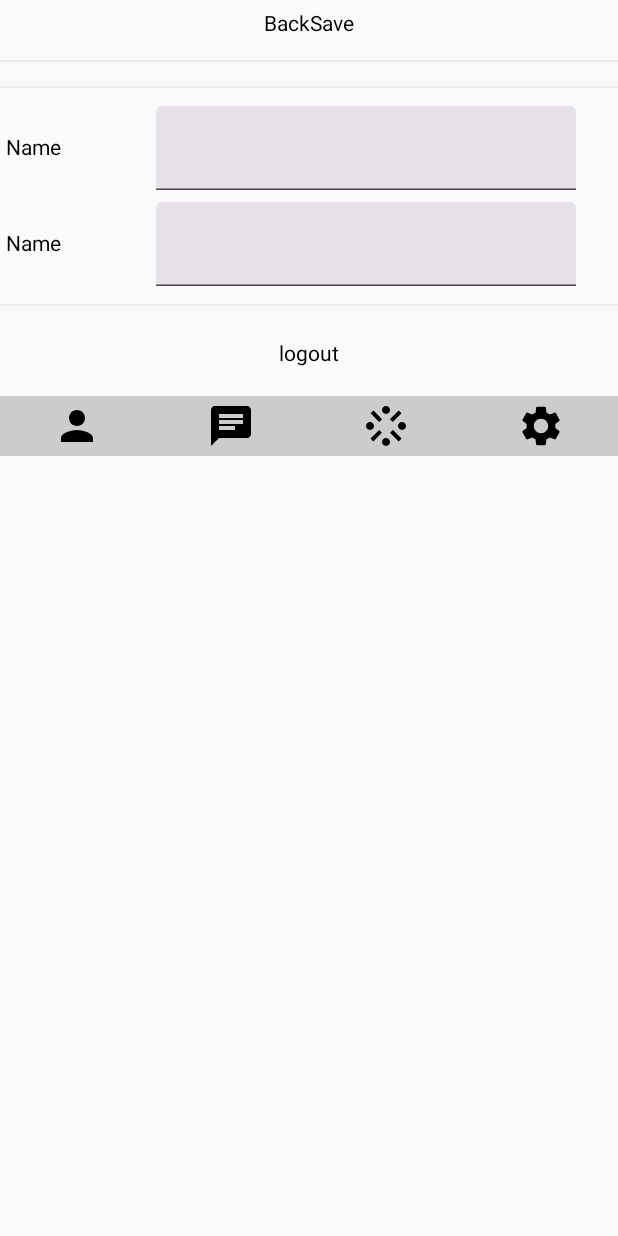
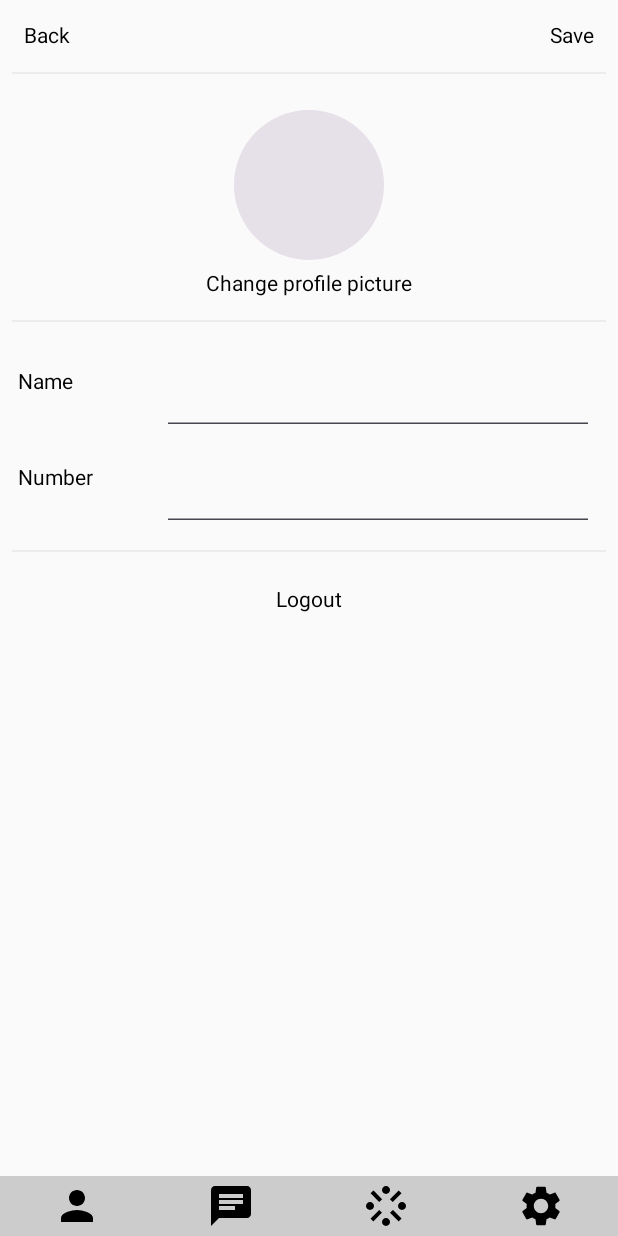
Before and after one commit to ataberkvarol/Whatsapp, an Android app built with Jetpack Compose: the ProfileScreen screen opened through its navigation route, after a tap on "Save", on a phone screen of 412 x 824 dp. Run offline under Robolectric (Android 15) with nearby library versions, the phone set to English and light mode, and no system bars; our stand-ins replace Dagger/Hilt's generated code, Firebase (no records; nobody signed in at launch, a user with empty details on screens opened directly); libraries missing offline, so code that uses them is left out: org.checkerframework.common.

Commit message:
profil ekranı 1. düzenlenme

```diff
--- a/app/src/main/java/com/example/whatsapp/CViewModel.kt
+++ b/app/src/main/java/com/example/whatsapp/CViewModel.kt
@@ -227,14 +227,19 @@ class CViewModel @Inject constructor(val auth:FirebaseAuth, val db: FirebaseFire
         )
         db.collection(COLLECTION_STATUS).document().set(newStatus)
     }
-    private fun uploadProfileImage(uri: Uri) {
+    fun uploadProfileImage(uri: Uri) {
        uploadImage(uri){
            createOrUpdateProfile(imageUrl = "url")//fixme
        }
     }
-    private fun uploadImage(uri: Uri, function: () -> Unit) {
+     fun uploadImage(uri: Uri, function: () -> Unit) {
         TODO("Not yet implemented")
     }
+
+    fun updateProfileData(name: String,number: String){
+        createOrUpdateProfile(name, number)
+    }
+
     fun onAddChat(number: String){
         if (number.isEmpty() || !number.isDigitsOnly())
             handleException(customMessage = "number must contain only digits")
--- a/app/src/main/java/com/example/whatsapp/MainActivity.kt
+++ b/app/src/main/java/com/example/whatsapp/MainActivity.kt
@@ -24,12 +24,12 @@ import com.example.whatsapp.ui.theme.SignupScreen
 import com.example.whatsapp.ui.theme.WhatsappTheme
 import com.example.whatsapp.ui.theme.loginScreen
 import com.example.whatsapp.ui.theme.personalChatScreen
-import com.example.whatsapp.ui.theme.profileScreen
+import com.example.whatsapp.ui.theme.ProfileScreen
 import com.example.whatsapp.ui.theme.resetPassword
 import com.example.whatsapp.ui.theme.settingsScreen
 import dagger.hilt.android.AndroidEntryPoint
 
-
+/*TODO: status ekranını düzenle */
 sealed class DestinationScreen(val route: String){
 
     object Signup : DestinationScreen("signup")
@@ -77,7 +77,7 @@ fun ChatAppNavigation() {
 
         }
         composable(DestinationScreen.ProfileScreen.route){
-            profileScreen( navController, vm)
+            ProfileScreen( navController, vm)
         }
         composable(DestinationScreen.StatusListScreen.route){
             StatusListScreen(navController = navController, vm = vm)
--- a/app/src/main/java/com/example/whatsapp/ui/theme/ProfileScreen.kt
+++ b/app/src/main/java/com/example/whatsapp/ui/theme/ProfileScreen.kt
@@ -1,20 +1,31 @@
 package com.example.whatsapp.ui.theme
 
+import CommonImage
+import android.net.Uri
 import android.util.Log
+import androidx.activity.compose.rememberLauncherForActivityResult
+import androidx.activity.result.contract.ActivityResultContracts
 import androidx.compose.foundation.clickable
 import androidx.compose.foundation.layout.Arrangement
+import androidx.compose.foundation.layout.Box
 import androidx.compose.foundation.layout.Column
+import androidx.compose.foundation.layout.IntrinsicSize
 import androidx.compose.foundation.layout.Row
 import androidx.compose.foundation.layout.fillMaxSize
 import androidx.compose.foundation.layout.fillMaxWidth
+import androidx.compose.foundation.layout.height
 import androidx.compose.foundation.layout.padding
+import androidx.compose.foundation.layout.size
 import androidx.compose.foundation.layout.width
 import androidx.compose.foundation.rememberScrollState
+import androidx.compose.foundation.shape.CircleShape
 import androidx.compose.foundation.verticalScroll
+import androidx.compose.material3.Card
 import androidx.compose.material3.ExperimentalMaterial3Api
 import androidx.compose.material3.Text
 import androidx.compose.material3.TextField
 import androidx.compose.material3.TextFieldColors
+import androidx.compose.material3.TextFieldDefaults
 import androidx.compose.runtime.Composable
 import androidx.compose.runtime.getValue
 import androidx.compose.runtime.mutableStateOf
@@ -32,15 +43,18 @@ import com.example.whatsapp.DestinationScreen
 import com.example.whatsapp.navigateTo
 import kotlin.math.log
 
+/*TODO: status ekranını için düzenleme yap */
 @Composable
-fun profileScreen (navController: NavController, vm:CViewModel){
+fun ProfileScreen(navController: NavController, vm: CViewModel) {
     val inProgress = vm.inProgress.value
-    if (inProgress)
-       // CommonProgressSpinner()
-    else{
+    if (inProgress) {
+        //CommonProgressSpinner()
+    } else {
         val userData = vm.userData.value
-        var name by rememberSaveable{ mutableStateOf(userData?.name ?:"") }
-        var number by rememberSaveable{ mutableStateOf(userData?.number ?:"") }
+        var name by rememberSaveable { mutableStateOf(userData?.name ?: "") }
+        var number by rememberSaveable { mutableStateOf(userData?.number ?: "") }
+        //var status by rememberSaveable { mutableStateOf(userData?.status ?: "") }
+
         val scrollState = rememberScrollState()
         val focus = LocalFocusManager.current
 
@@ -53,21 +67,23 @@ fun profileScreen (navController: NavController, vm:CViewModel){
                 vm = vm,
                 name = name,
                 number = number,
-                onNameChange = {name = it},
-                onNumberChange = {number = it},
+                // status = status,
+                onNameChange = { name = it },
+                onNumberChange = { number = it },
+                // onStatusChange = { status = it },
                 onSave = {
-                    focus.clearFocus(force = true)
+                    focus.clearFocus(true)
+                    vm.updateProfileData(name, number)
                 },
                 onBack = {
-                    focus.clearFocus(force = true)
-                    navigateTo(navController,DestinationScreen.ChatListScreen.route)
+                    focus.clearFocus(true)
+                    navigateTo(navController, DestinationScreen.ChatListScreen.route)
                 },
                 onLogout = {
                     vm.onLogout()
-                  //  focus.clearFocus(force = true)
-                    navigateTo(navController,DestinationScreen.Login.route)
-                }
-            )
+                    navigateTo(navController, DestinationScreen.Login.route)
+                })
+
             BottomNavigationMenu(
                 selectedItem = BottomNavigation.PROFILE,
                 navController = navController
@@ -75,60 +91,149 @@ fun profileScreen (navController: NavController, vm:CViewModel){
         }
     }
 }
-/*
-@Composable
-fun CommonProgressSpinner() {
-    TODO("Not yet implemented")
-}
-
- */
 
 @OptIn(ExperimentalMaterial3Api::class)
 @Composable
-// ilk açılış noktası burası bunun olmaması gerekir
-fun ProfileContent(modifier:Modifier, vm:CViewModel,name:String,number:String,onNameChange:(String) -> Unit, onNumberChange:(String) -> Unit,onSave:()-> Unit, onBack: ()-> Unit, onLogout: () -> Unit ) {
+fun ProfileContent(
+    modifier: Modifier,
+    vm: CViewModel,
+    name: String,
+    number: String,
+    //status: String,
+    onNameChange: (String) -> Unit,
+    onNumberChange: (String) -> Unit,
+    //onStatusChange: (String) -> Unit,
+    onSave: () -> Unit,
+    onBack: () -> Unit,
+    onLogout: () -> Unit
+) {
+    val imageUrl = vm.userData.value?.imageUrl
 
-    Column(modifier = Modifier) {
+    Column(modifier = modifier) {
         Row(
             modifier = Modifier
                 .fillMaxWidth()
                 .padding(8.dp),
-            horizontalArrangement = Arrangement.Center
+            horizontalArrangement = Arrangement.SpaceBetween
         ) {
             Text(text = "Back", modifier = Modifier.clickable { onBack.invoke() })
             Text(text = "Save", modifier = Modifier.clickable { onSave.invoke() })
         }
+
         CommonDivider()
-       // ProfileImage()
+
+        ProfileImage(imageUrl = imageUrl, vm = vm)
+
         CommonDivider()
+
         Row(
             modifier = Modifier
                 .fillMaxWidth()
-                .padding(4.dp), verticalAlignment = Alignment.CenterVertically
+                .padding(4.dp),
+            verticalAlignment = Alignment.CenterVertically
+        ) {
+            Text(text = "Name", modifier = Modifier.width(100.dp))
+            TextField(
+                value = name,
+                onValueChange = onNameChange,
+                colors = TextFieldDefaults.textFieldColors(
+                    textColor = Color.Black,
+                    containerColor = Color.Transparent
                 )
-        {
-            Text(text = "Name", modifier = Modifier.width(100.dp))
-            TextField(value = name, onValueChange = onNameChange)
+            )
         }
-    }
+
         Row(
             modifier = Modifier
                 .fillMaxWidth()
-            .padding(4.dp), verticalAlignment = Alignment.CenterVertically
+                .padding(4.dp),
+            verticalAlignment = Alignment.CenterVertically
         ) {
-        Text(text = "Name", modifier = Modifier.width(100.dp))
-        TextField(value = number, onValueChange = onNumberChange)
+            Text(text = "Number", modifier = Modifier.width(100.dp))
+            TextField(
+                value = number,
+                onValueChange = onNumberChange,
+                colors = TextFieldDefaults.textFieldColors(
+                    textColor = Color.Black,
+                    containerColor = Color.Transparent
+                )
+            )
         }
+
+        Row(
+            modifier = Modifier
+                .fillMaxWidth()
+                .padding(4.dp),
+            verticalAlignment = Alignment.CenterVertically
+        ) {
+            /*
+            Text(text = "Status", modifier = Modifier.width(100.dp))
+            TextField(
+                 value = status,
+                onValueChange = onStatusChange,
+                modifier = Modifier
+                    .height(150.dp),
+                colors = TextFieldDefaults.textFieldColors(
+                    textColor = Color.Black,
+                    containerColor = Color.Transparent
+                ),
+                singleLine = false
+            )
+
+             */
+        }
+
         CommonDivider()
+
         Row(
             modifier = Modifier
                 .fillMaxWidth()
                 .padding(16.dp),
             horizontalArrangement = Arrangement.Center
         ) {
-        Text(text = "logout", modifier = Modifier.clickable { onLogout.invoke() })
+            Text(text = "Logout", modifier = Modifier.clickable { onLogout.invoke() })
         }
-    @Composable
-    fun ProfileImage() {
+
     }
 }
+
+@Composable
+fun ProfileImage(imageUrl: String?, vm: CViewModel) {
+
+    val launcher = rememberLauncherForActivityResult(
+        contract = ActivityResultContracts.GetContent(),
+    ) { uri: Uri? ->
+        uri?.let {
+            vm.uploadProfileImage(uri)
+        }
+    }
+
+    Box(modifier = Modifier.height(IntrinsicSize.Min)) {
+        Column(
+            modifier = Modifier
+                .padding(8.dp)
+                .fillMaxWidth()
+                .clickable {
+                    launcher.launch("image/*")
+                },
+            horizontalAlignment = Alignment.CenterHorizontally
+        ) {
+            Card(
+                shape = CircleShape, modifier = Modifier
+                    .padding(8.dp)
+                    .size(100.dp)
+            ) {
+                /*
+                if (imageUrl != null) {
+                    CommonImage(data = imageUrl)
+                }
+
+                 */
+            }
+            Text(text = "Change profile picture")
+        }
+
+        val isLoading = vm.inProgress.value
+
+    }
+}
```
Lines whose indentation alone changed are shown as unchanged.
